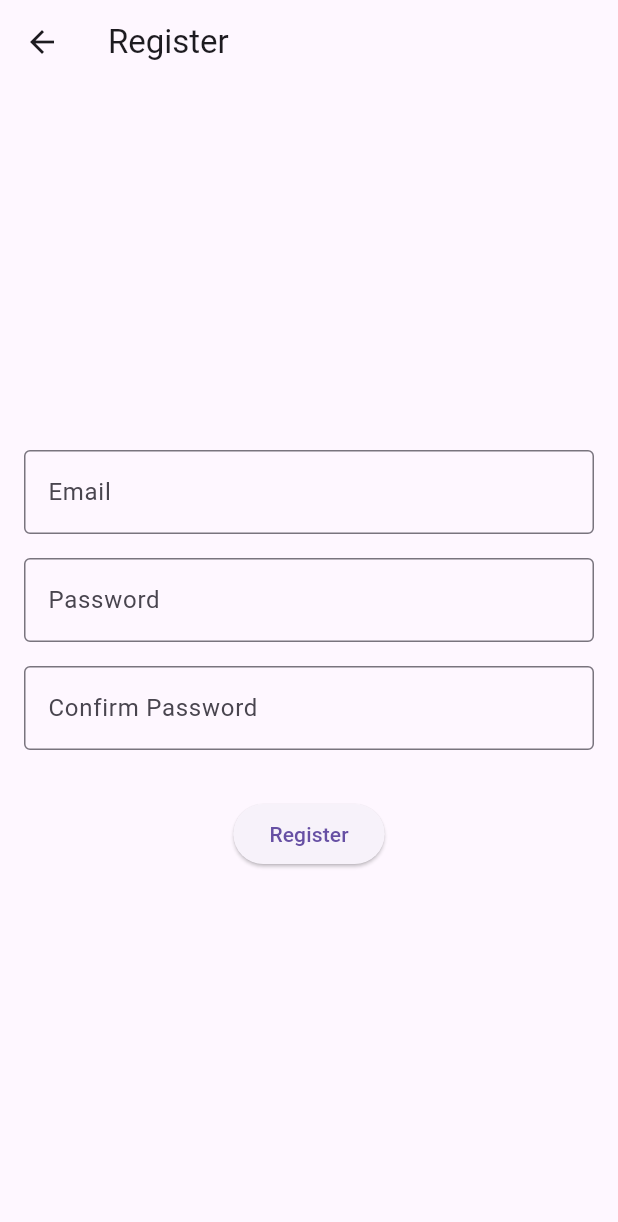
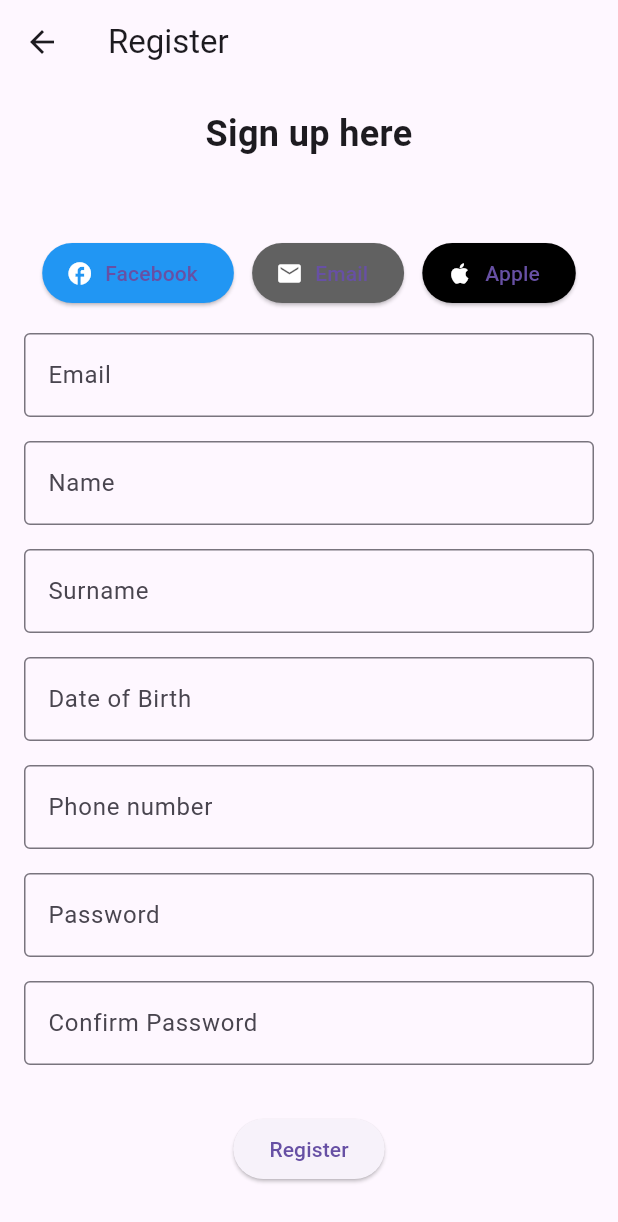
Before and after one commit to Imadtbtb/FridgeTech_LTD, a Flutter app: the screen it shows after launch, after a tap on an icon or button, on a phone screen of 412 x 824 dp. Shown: the top 1222 px of the screen. Run offline on Flutter 3.47's test engine with Material 3 defaults, Android fonts, the phone set to English and light mode, and no system bars.

Commit message:
Completed versions of both Login screen and Register screen

```diff
--- a/flutter_application_2/lib/login_screen.dart
+++ b/flutter_application_2/lib/login_screen.dart
@@ -14,7 +14,62 @@ class LoginScreen extends StatelessWidget {
         padding: const EdgeInsets.all(16.0),
         child: Column(
           mainAxisAlignment: MainAxisAlignment.center,
+          crossAxisAlignment: CrossAxisAlignment.stretch,
           children: [
+            // Title Text
+            Text(
+              'Login into your account',
+              textAlign: TextAlign.center,
+              style: TextStyle(
+                fontSize: 24,
+                fontWeight: FontWeight.bold,
+              ),
+            ),
+            SizedBox(height: 32),
+
+            // Social login buttons in a row
+            Row(
+              mainAxisAlignment: MainAxisAlignment.spaceEvenly,
+              children: [
+                // Facebook Login Button
+                ElevatedButton.icon(
+                  onPressed: () {
+                    // Handle Facebook login
+                  },
+                  icon: Icon(Icons.facebook, color: Colors.white),
+                  label: Text(''),
+                  style: ElevatedButton.styleFrom(
+                    backgroundColor: Colors.blue,
+                  ),
+                ),
+
+                // Email Login Button
+                ElevatedButton.icon(
+                  onPressed: () {
+                    // Handle Email login
+                  },
+                  icon: Icon(Icons.email, color: Colors.white),
+                  label: Text(''),
+                  style: ElevatedButton.styleFrom(
+                    backgroundColor: Colors.grey[700],
+                  ),
+                ),
+
+                // Apple Login Button
+                ElevatedButton.icon(
+                  onPressed: () {
+                    // Handle Apple login
+                  },
+                  icon: Icon(Icons.apple, color: Colors.white),
+                  label: Text(''),
+                  style: ElevatedButton.styleFrom(
+                    backgroundColor: Colors.black,
+                  ),
+                ),
+              ],
+            ),
+
+            SizedBox(height: 32), // Spacing below the buttons
             CustomTextField(
               controller: emailController,
               labelText: 'Email',
--- a/flutter_application_2/lib/register_screen.dart
+++ b/flutter_application_2/lib/register_screen.dart
@@ -5,6 +5,10 @@ import 'custom_text_field.dart';
 class RegisterScreen extends StatelessWidget {
   final TextEditingController emailController = TextEditingController();
   final TextEditingController passwordController = TextEditingController();
+  final TextEditingController dobController = TextEditingController();
+  final TextEditingController phonenumberController = TextEditingController();
+  final TextEditingController nameController = TextEditingController();
+  final TextEditingController surnameController = TextEditingController();
   final TextEditingController confirmPasswordController =
       TextEditingController();
 
@@ -12,15 +16,99 @@ class RegisterScreen extends StatelessWidget {
   Widget build(BuildContext context) {
     return Scaffold(
       appBar: AppBar(title: Text('Register')),
-      body: Padding(
+      body: SingleChildScrollView(
+        child: Padding(
           padding: const EdgeInsets.all(16.0),
           child: Column(
+            mainAxisSize: MainAxisSize.min,
             mainAxisAlignment: MainAxisAlignment.center,
             children: [
+              Text(
+                'Sign up here',
+                textAlign: TextAlign.center,
+                style: TextStyle(
+                  fontSize: 24,
+                  fontWeight: FontWeight.bold,
+                ),
+              ),
+              SizedBox(height: 52),
+
+              // Social login buttons in a row
+              Row(
+                mainAxisAlignment: MainAxisAlignment.spaceEvenly,
+                children: [
+                  // Facebook Login Button
+                  ElevatedButton.icon(
+                    onPressed: () {
+                      // Handle Facebook login
+                    },
+                    icon: Icon(Icons.facebook, color: Colors.white),
+                    label: Text('Facebook'),
+                    style: ElevatedButton.styleFrom(
+                      backgroundColor: Colors.blue,
+                    ),
+                  ),
+
+                  // Email Login Button
+                  ElevatedButton.icon(
+                    onPressed: () {
+                      // Handle Email login
+                    },
+                    icon: Icon(Icons.email, color: Colors.white),
+                    label: Text('Email'),
+                    style: ElevatedButton.styleFrom(
+                      backgroundColor: Colors.grey[700],
+                    ),
+                  ),
+
+                  // Apple Login Button
+                  ElevatedButton.icon(
+                    onPressed: () {
+                      // Handle Apple login
+                    },
+                    icon: Icon(Icons.apple, color: Colors.white),
+                    label: Text('Apple'),
+                    style: ElevatedButton.styleFrom(
+                      backgroundColor: Colors.black,
+                    ),
+                  ),
+                ],
+              ),
+              SizedBox(height: 16),
+
+              // Form fields
               CustomTextField(
                 controller: emailController,
                 labelText: 'Email',
                 hintText: 'Enter your email',
+              ),
+              SizedBox(height: 16),
+              CustomTextField(
+                controller: nameController,
+                labelText: 'Name',
+                hintText: 'Enter your name',
+                obscureText: false,
+              ),
+              SizedBox(height: 16),
+              CustomTextField(
+                controller: surnameController,
+                labelText: 'Surname',
+                hintText: 'Enter your Surname',
+                obscureText: false,
+              ),
+              SizedBox(height: 16),
+              CustomTextField(
+                controller: dobController,
+                labelText: 'Date of Birth',
+                hintText: 'Enter your date of birth',
+                obscureText: false,
+              ),
+              SizedBox(height: 16),
+              CustomTextField(
+                controller: phonenumberController,
+                labelText: 'Phone number',
+                hintText: 'Enter your phone number',
+                obscureText: false,
               ),
               SizedBox(height: 16),
               CustomTextField(
@@ -46,6 +134,7 @@ class RegisterScreen extends StatelessWidget {
             ],
           ),
         ),
+      ),
     );
   }
 }
```
Lines whose indentation alone changed are shown as unchanged.
